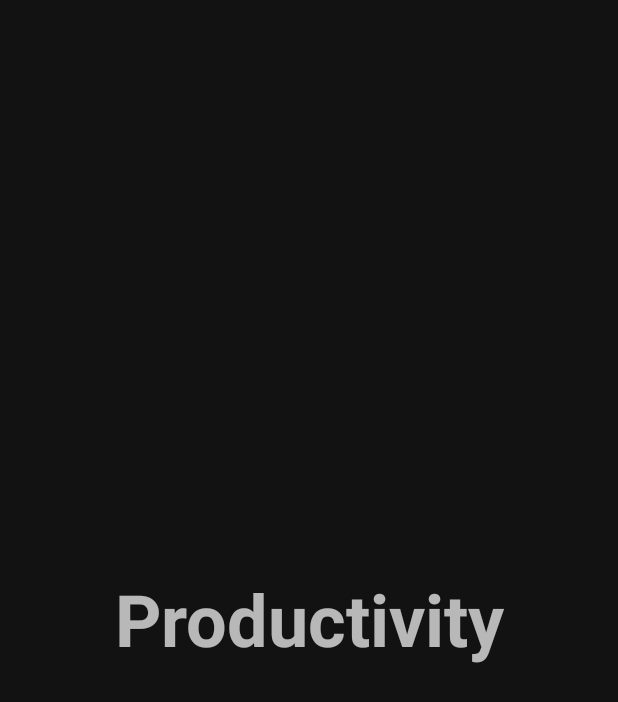
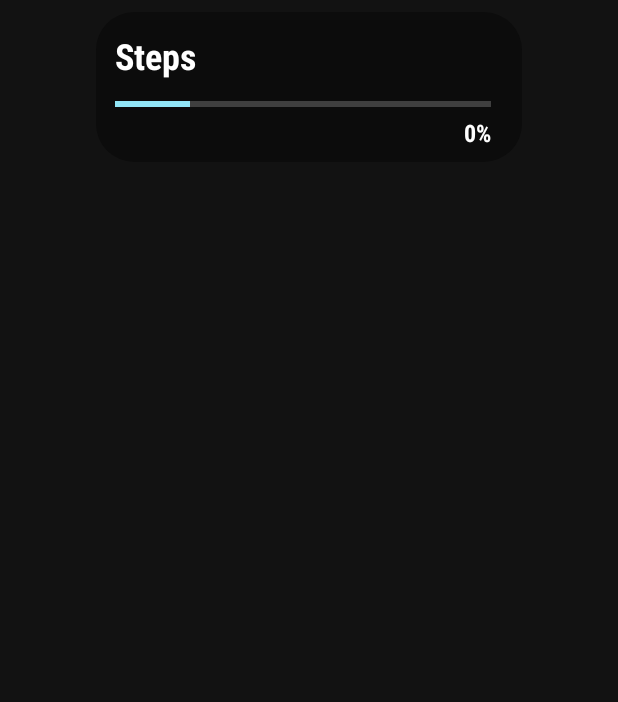
Before and after one commit to jcguerra10/KitPlus, an Android app: the fragment OverviewFragment shown on its own in the app's theme, on a phone screen of 412 x 824 dp. Shown: the top 702 px of the screen. Run offline under Robolectric (Android 15) with nearby library versions, the phone set to English and light mode, and no system bars.

Commit message:
transaction fragment

```diff
--- a/app/src/main/java/kitplus/project/app/activities/ControllerActivity.kt
+++ b/app/src/main/java/kitplus/project/app/activities/ControllerActivity.kt
@@ -19,6 +19,9 @@ class ControllerActivity : AppCompatActivity() {
         binding = ActivityControllerBinding.inflate(layoutInflater)
         setContentView(binding.root)
 
+        overviewFragment = OverviewFragment.newInstance()
+        productivityFragment = ProductivityFragment.newInstance()
+
         showFragment(overviewFragment)
 
         binding.navigator.setOnItemSelectedListener { menuItem ->
@@ -37,6 +40,8 @@ class ControllerActivity : AppCompatActivity() {
     }
 
     private fun showFragment(fragment : Fragment) {
-
+        val transaction = supportFragmentManager.beginTransaction()
+        transaction.replace(R.id.fragmentContainer, fragment)
+        transaction.commit()
     }
 }
--- a/app/src/main/java/kitplus/project/app/activities/OverviewFragment.kt
+++ b/app/src/main/java/kitplus/project/app/activities/OverviewFragment.kt
@@ -1,20 +1,28 @@
 package kitplus.project.app.activities
 
 import android.os.Bundle
+import android.util.Log
 import androidx.fragment.app.Fragment
 import android.view.LayoutInflater
 import android.view.View
 import android.view.ViewGroup
 import kitplus.project.app.R
+import kitplus.project.app.databinding.FragmentOverviewBinding
 
 class OverviewFragment : Fragment() {
+
+    private var _binding: FragmentOverviewBinding? = null
+    private val binding get() = _binding!!
 
     override fun onCreateView(
         inflater: LayoutInflater, container: ViewGroup?,
         savedInstanceState: Bundle?
     ): View? {
-        // Inflate the layout for this fragment
-        return inflater.inflate(R.layout.fragment_overview, container, false)
+        _binding = FragmentOverviewBinding.inflate(inflater, container, false)
+        return binding.root
+
+        var progress : Int = binding.progressBar.progress
+        binding.progressIndicator.text = progress.toString()
     }
 
     companion object {
--- /dev/null
+++ b/app/src/main/res/drawable/shape.xml
@@ -0,0 +1,12 @@
+<?xml version="1.0" encoding="utf-8"?>
+    <shape xmlns:android="http://schemas.android.com/apk/res/android">
+        <solid
+            android:color="#59000000"/>
+        <corners
+            android:radius="25dp" />
+        <padding
+            android:left="5dp"
+            android:top="5dp"
+            android:right="5dp"
+            android:bottom="5dp" />
+    </shape>
--- a/app/src/main/res/layout/activity_controller.xml
+++ b/app/src/main/res/layout/activity_controller.xml
@@ -33,7 +33,7 @@
         app:menu="@menu/menu" />
 
     <androidx.constraintlayout.widget.ConstraintLayout
-        android:id="@+id/containerFragment"
+        android:id="@+id/fragmentContainer"
         android:layout_width="0dp"
         android:layout_height="0dp"
         app:layout_constraintBottom_toTopOf="@+id/navigator"
@@ -71,7 +71,7 @@
             android:layout_marginStart="16dp"
             android:layout_marginEnd="16dp"
             android:fontFamily="sans-serif-condensed"
-            android:text="Julian Andres"
+            android:text="Usuario"
             android:textAlignment="textStart"
             android:textColor="@color/white"
             android:textSize="50sp"
--- a/app/src/main/res/layout/fragment_overview.xml
+++ b/app/src/main/res/layout/fragment_overview.xml
@@ -10,16 +10,61 @@
         android:layout_width="match_parent"
         android:layout_height="match_parent">
 
-        <TextView
-            android:id="@+id/textView12"
-            android:layout_width="wrap_content"
-            android:layout_height="wrap_content"
-            android:text="Productivity"
-            android:textSize="48sp"
-            android:textStyle="bold"
-            app:layout_constraintBottom_toBottomOf="parent"
+        <androidx.constraintlayout.widget.ConstraintLayout
+            android:layout_width="0dp"
+            android:layout_height="100dp"
+            android:layout_marginStart="64dp"
+            android:layout_marginTop="8dp"
+            android:layout_marginEnd="64dp"
+            android:background="@drawable/shape"
             app:layout_constraintEnd_toEndOf="parent"
             app:layout_constraintStart_toStartOf="parent"
-            app:layout_constraintTop_toTopOf="parent" />
+            app:layout_constraintTop_toTopOf="parent">
+
+            <TextView
+                android:id="@+id/textView12"
+                android:layout_width="wrap_content"
+                android:layout_height="wrap_content"
+                android:layout_marginStart="8dp"
+                android:layout_marginTop="8dp"
+                android:fontFamily="sans-serif-condensed"
+                android:text="Steps"
+                android:textColor="@color/white"
+                android:textSize="24sp"
+                android:textStyle="bold"
+                app:layout_constraintStart_toStartOf="parent"
+                app:layout_constraintTop_toTopOf="parent" />
+
+            <ProgressBar
+                android:id="@+id/progressBar"
+                style="?android:attr/progressBarStyleHorizontal"
+                android:layout_width="0dp"
+                android:layout_height="wrap_content"
+                android:layout_marginStart="8dp"
+                android:layout_marginTop="8dp"
+                android:layout_marginEnd="16dp"
+                android:indeterminate="false"
+                android:max="101"
+                android:progress="20"
+                android:progressTint="@color/IndigoDye"
+                app:layout_constraintEnd_toEndOf="parent"
+                app:layout_constraintStart_toStartOf="parent"
+                app:layout_constraintTop_toBottomOf="@+id/textView12" />
+
+            <TextView
+                android:id="@+id/progress_indicator"
+                android:layout_width="wrap_content"
+                android:layout_height="wrap_content"
+                android:layout_marginEnd="16dp"
+                android:fontFamily="sans-serif-condensed"
+                android:text="0%"
+                android:textAlignment="textEnd"
+                android:textColor="@color/white"
+                android:textSize="16sp"
+                android:textStyle="bold"
+                app:layout_constraintEnd_toEndOf="parent"
+                app:layout_constraintTop_toBottomOf="@+id/progressBar" />
+        </androidx.constraintlayout.widget.ConstraintLayout>
+
     </androidx.constraintlayout.widget.ConstraintLayout>
 </FrameLayout>
```
